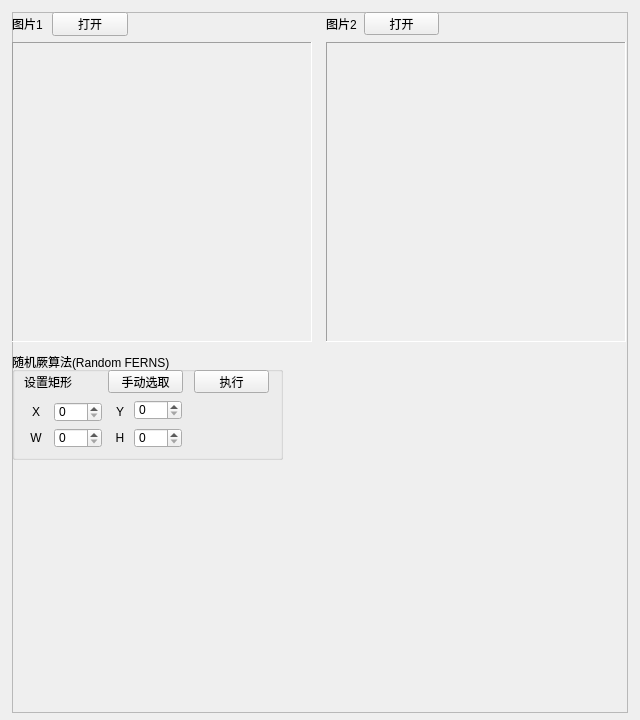
Qt form DIP-Lab2/DIPLab2.ui (0xja-eth/DIP-Lab2) before a commit.
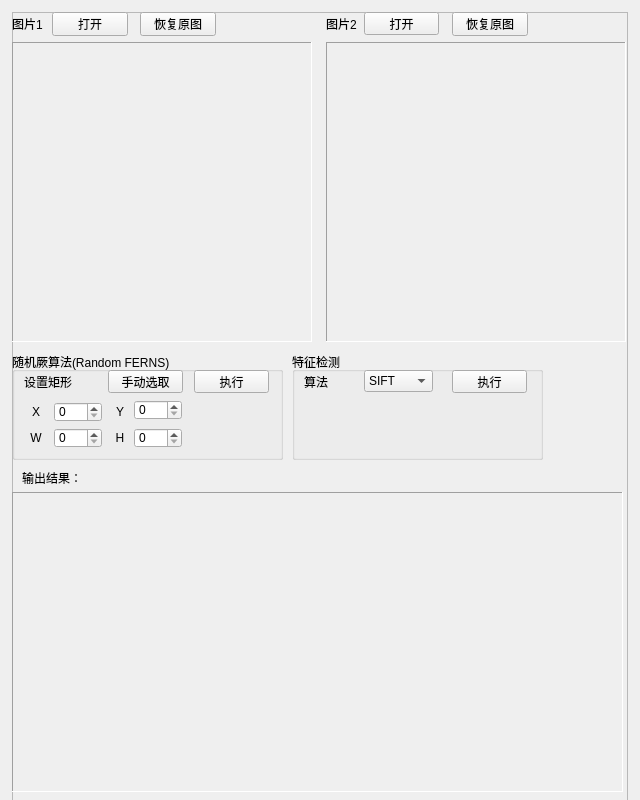
The same form after that commit.

Commit message: Add SIFT, SURF, ORB

Patch:
```diff
--- a/DIP-Lab2/DIPLab2.ui
+++ b/DIP-Lab2/DIPLab2.ui
@@ -7,19 +7,19 @@
     <x>0</x>
     <y>0</y>
     <width>640</width>
-    <height>720</height>
+    <height>800</height>
    </rect>
   </property>
   <property name="minimumSize">
    <size>
     <width>640</width>
-    <height>720</height>
+    <height>800</height>
    </size>
   </property>
   <property name="maximumSize">
    <size>
     <width>640</width>
-    <height>720</height>
+    <height>800</height>
    </size>
   </property>
   <property name="windowTitle">
@@ -32,7 +32,7 @@
       <x>12</x>
       <y>12</y>
       <width>616</width>
-      <height>701</height>
+      <height>798</height>
      </rect>
     </property>
     <property name="sizePolicy">
@@ -449,6 +449,192 @@
       </layout>
      </widget>
     </widget>
+    <widget class="QScrollArea" name="scrollArea3">
+     <property name="geometry">
+      <rect>
+       <x>0</x>
+       <y>480</y>
+       <width>611</width>
+       <height>300</height>
+      </rect>
+     </property>
+     <property name="frameShape">
+      <enum>QFrame::Panel</enum>
+     </property>
+     <property name="verticalScrollBarPolicy">
+      <enum>Qt::ScrollBarAsNeeded</enum>
+     </property>
+     <property name="horizontalScrollBarPolicy">
+      <enum>Qt::ScrollBarAsNeeded</enum>
+     </property>
+     <property name="widgetResizable">
+      <bool>true</bool>
+     </property>
+     <widget class="QWidget" name="scrollAreaWidgetContents3">
+      <property name="geometry">
+       <rect>
+        <x>0</x>
+        <y>0</y>
+        <width>609</width>
+        <height>298</height>
+       </rect>
+      </property>
+      <property name="sizePolicy">
+       <sizepolicy hsizetype="Preferred" vsizetype="Preferred">
+        <horstretch>0</horstretch>
+        <verstretch>0</verstretch>
+       </sizepolicy>
+      </property>
+      <layout class="QGridLayout" name="gridLayout_3">
+       <property name="leftMargin">
+        <number>0</number>
+       </property>
+       <property name="topMargin">
+        <number>0</number>
+       </property>
+       <property name="rightMargin">
+        <number>0</number>
+       </property>
+       <property name="bottomMargin">
+        <number>0</number>
+       </property>
+       <property name="spacing">
+        <number>0</number>
+       </property>
+       <item row="0" column="0">
+        <widget class="QLabel" name="tarImg">
+         <property name="sizePolicy">
+          <sizepolicy hsizetype="Maximum" vsizetype="Maximum">
+           <horstretch>0</horstretch>
+           <verstretch>0</verstretch>
+          </sizepolicy>
+         </property>
+         <property name="frameShape">
+          <enum>QFrame::NoFrame</enum>
+         </property>
+         <property name="frameShadow">
+          <enum>QFrame::Sunken</enum>
+         </property>
+         <property name="lineWidth">
+          <number>1</number>
+         </property>
+         <property name="midLineWidth">
+          <number>1</number>
+         </property>
+         <property name="text">
+          <string/>
+         </property>
+         <property name="indent">
+          <number>-1</number>
+         </property>
+        </widget>
+       </item>
+      </layout>
+     </widget>
+    </widget>
+    <widget class="QLabel" name="label_4">
+     <property name="geometry">
+      <rect>
+       <x>10</x>
+       <y>460</y>
+       <width>80</width>
+       <height>12</height>
+      </rect>
+     </property>
+     <property name="text">
+      <string>输出结果：</string>
+     </property>
+    </widget>
+    <widget class="QGroupBox" name="groupBox_2">
+     <property name="geometry">
+      <rect>
+       <x>280</x>
+       <y>340</y>
+       <width>251</width>
+       <height>108</height>
+      </rect>
+     </property>
+     <property name="title">
+      <string>特征检测</string>
+     </property>
+     <widget class="QComboBox" name="fdAlgoSelect">
+      <property name="geometry">
+       <rect>
+        <x>72</x>
+        <y>18</y>
+        <width>69</width>
+        <height>22</height>
+       </rect>
+      </property>
+      <item>
+       <property name="text">
+        <string>SIFT</string>
+       </property>
+      </item>
+      <item>
+       <property name="text">
+        <string>SURF</string>
+       </property>
+      </item>
+      <item>
+       <property name="text">
+        <string>ORB</string>
+       </property>
+      </item>
+     </widget>
+     <widget class="QLabel" name="label_5">
+      <property name="geometry">
+       <rect>
+        <x>12</x>
+        <y>24</y>
+        <width>54</width>
+        <height>12</height>
+       </rect>
+      </property>
+      <property name="text">
+       <string>算法</string>
+      </property>
+     </widget>
+     <widget class="QPushButton" name="doFeatDetect">
+      <property name="geometry">
+       <rect>
+        <x>160</x>
+        <y>18</y>
+        <width>75</width>
+        <height>23</height>
+       </rect>
+      </property>
+      <property name="text">
+       <string>执行</string>
+      </property>
+     </widget>
+    </widget>
+    <widget class="QPushButton" name="recoverBtn1">
+     <property name="geometry">
+      <rect>
+       <x>128</x>
+       <y>0</y>
+       <width>76</width>
+       <height>24</height>
+      </rect>
+     </property>
+     <property name="text">
+      <string>恢复原图</string>
+     </property>
+    </widget>
+    <widget class="QPushButton" name="recoverBtn2">
+     <property name="geometry">
+      <rect>
+       <x>440</x>
+       <y>0</y>
+       <width>76</width>
+       <height>24</height>
+      </rect>
+     </property>
+     <property name="text">
+      <string>恢复原图</string>
+     </property>
+    </widget>
    </widget>
   </widget>
  </widget>
```
The commit also changes 6 other files.
